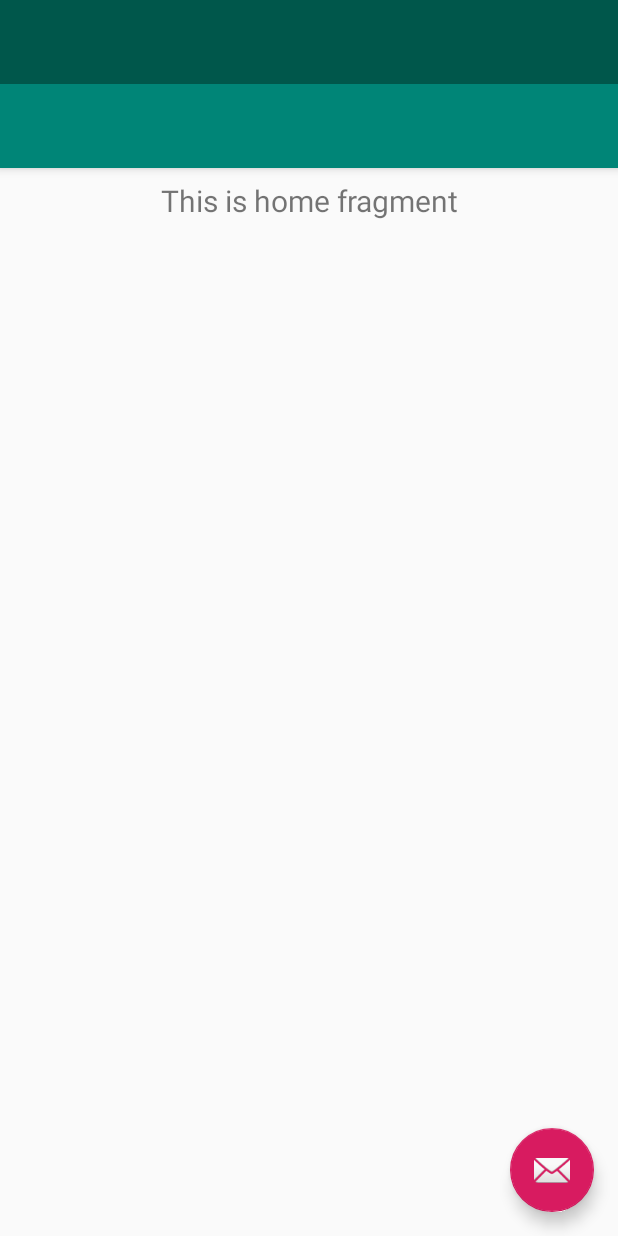
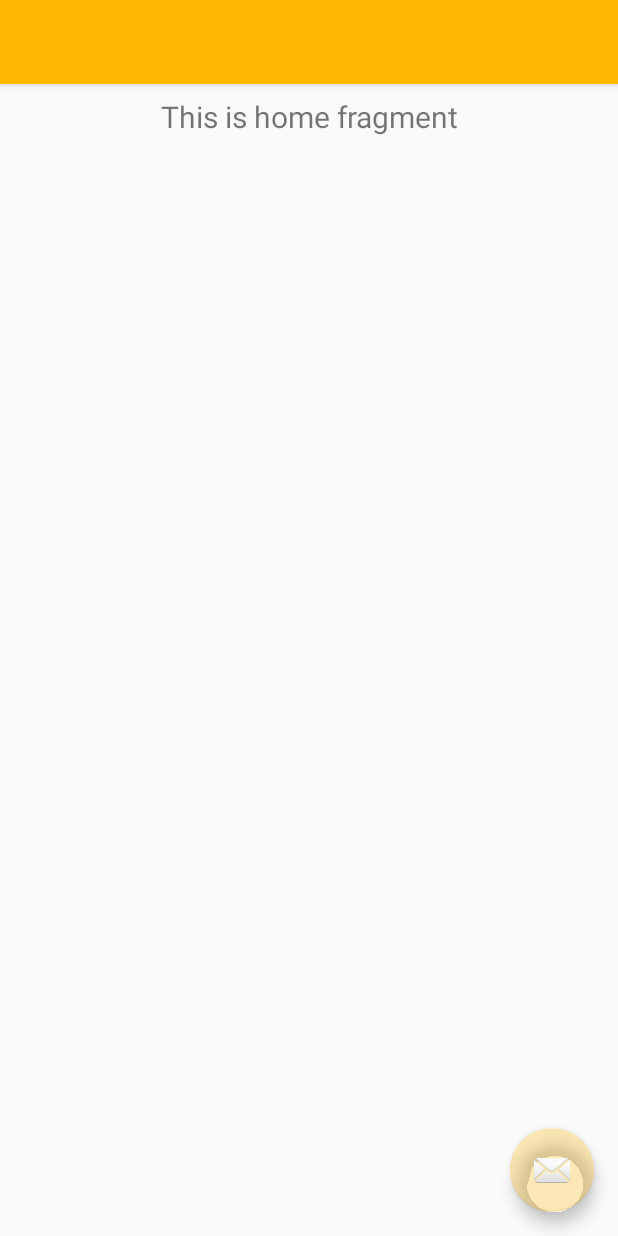
Before and after one commit to Seonghn/KBSC, an Android app: the layout activity_main.xml on its own in the app's theme, with its tools: preview values and no code run, on a phone screen of 412 x 824 dp. Run offline under Robolectric (Android 15) with nearby library versions, the light colour scheme and no system bars.

Commit message:
splash activity 구현

```diff
--- a/app/src/main/AndroidManifest.xml
+++ b/app/src/main/AndroidManifest.xml
@@ -10,15 +10,15 @@
         android:supportsRtl="true"
         android:theme="@style/AppTheme">
         <activity
-            android:name=".MainActivity"
-            android:label="@string/app_name"
-            android:theme="@style/AppTheme.NoActionBar">
+            android:name=".SplashActivity"
+            android:screenOrientation="portrait"
+            android:theme="@style/SplashTheme">
             <intent-filter>
                 <action android:name="android.intent.action.MAIN" />
-
                 <category android:name="android.intent.category.LAUNCHER" />
             </intent-filter>
         </activity>
+        <activity android:name=".MainActivity"/>
     </application>
 
 </manifest>
--- a/app/src/main/res/values/colors.xml
+++ b/app/src/main/res/values/colors.xml
@@ -1,6 +1,8 @@
 <?xml version="1.0" encoding="utf-8"?>
 <resources>
-    <color name="colorPrimary">#008577</color>
-    <color name="colorPrimaryDark">#00574B</color>
-    <color name="colorAccent">#D81B60</color>
+    <color name="colorPrimary">#E6FFB700</color>
+    <color name="colorPrimaryDark">#8DFFB700</color>
+    <color name="colorAccent">#46FFB700</color>
+    <color name="orange">#E6FFB700</color>
+
 </resources>
--- a/app/src/main/res/values/styles.xml
+++ b/app/src/main/res/values/styles.xml
@@ -1,20 +1,36 @@
 <resources>
 
-    <!-- Base application theme. -->
-    <style name="AppTheme" parent="Theme.AppCompat.Light.DarkActionBar">
+        <style name="SplashTheme" parent="Theme.AppCompat.NoActionBar">
+            <item name="android:windowBackground">@drawable/background_splash</item>
+        </style>
+
+        <style name="AppTheme.AppBarOverlay" parent="ThemeOverlay.AppCompat.Dark.ActionBar" />
+
+        <style name="AppTheme.PopupOverlay" parent="ThemeOverlay.AppCompat.Light" />
+
+
+    <style name="AppTheme.NoActionBar">
+        <item name="windowActionBar">false</item>
+        <item name="windowNoTitle">true</item>
+        <item name="android:statusBarColor">@android:color/transparent</item>
+    </style>
+
+    <style name="AppTheme" parent="Theme.AppCompat.Light.NoActionBar">
         <!-- Customize your theme here. -->
         <item name="colorPrimary">@color/colorPrimary</item>
         <item name="colorPrimaryDark">@color/colorPrimaryDark</item>
         <item name="colorAccent">@color/colorAccent</item>
+        <item name="android:buttonBarNegativeButtonStyle">@color/orange</item>
+        <item name="android:actionOverflowButtonStyle">@style/AppTheme.OverFlow</item>
+        <item name="drawerArrowStyle">@style/AppTheme.Slide</item>
+        <!--        <item name="windowActionBar">false</item>-->
+        <!--        <item name="windowNoTitle">true</item>-->
     </style>
-
-    <style name="AppTheme.NoActionBar">
-        <item name="windowActionBar">false</item>
-        <item name="windowNoTitle">true</item>
+    <style name="AppTheme.OverFlow" parent="Widget.AppCompat.ActionButton.Overflow">
+        <item name="android:tint">@color/orange</item>
     </style>
-
-    <style name="AppTheme.AppBarOverlay" parent="ThemeOverlay.AppCompat.Dark.ActionBar" />
-
-    <style name="AppTheme.PopupOverlay" parent="ThemeOverlay.AppCompat.Light" />
-
+    <style name="AppTheme.Slide" parent="Widget.AppCompat.DrawerArrowToggle">
+        <item name="spinBars">true</item>
+        <item name="color">@color/orange</item>
+    </style>
 </resources>
```
